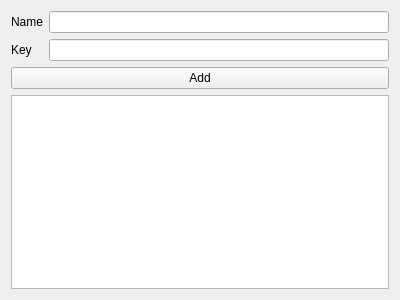
Old version of the form QFactorMain.ui in the repository mchecca/QFactor.
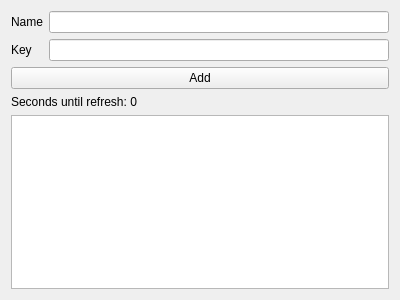
New version of the form.

Commit message: Add label for seconds until refresh

```diff
--- a/QFactorMain.ui
+++ b/QFactorMain.ui
@@ -15,6 +15,9 @@
   </property>
   <widget class="QWidget" name="centralWidget">
    <layout class="QGridLayout" name="gridLayout_2">
+    <item row="2" column="0">
+     <widget class="QListWidget" name="lstTotp"/>
+    </item>
     <item row="0" column="0">
      <layout class="QGridLayout" name="gridLayout">
       <item row="0" column="1">
@@ -47,7 +50,11 @@
      </layout>
     </item>
     <item row="1" column="0">
-     <widget class="QListWidget" name="lstTotp"/>
+     <widget class="QLabel" name="lblRefresh">
+      <property name="text">
+       <string>Seconds until refresh: 0</string>
+      </property>
+     </widget>
     </item>
    </layout>
   </widget>
```
The commit also changes 1 other file.
